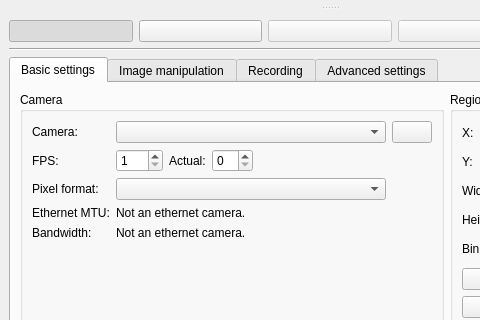
AD-Vega/qarv, file src/mainwindow.ui: the form before one commit; both pictures show x 0 to 480 and y 142 to 462 of the 660 by 631 pixel window.
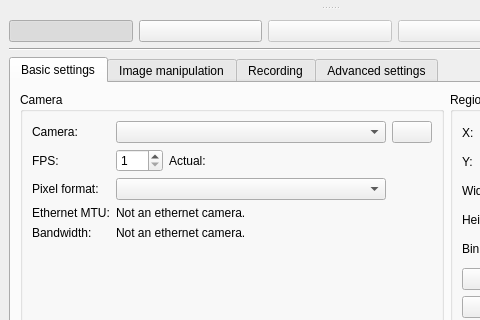
The form after the commit. Icons and pictures are not drawn. Custom widgets are drawn as their Qt base class.

Commit message: Show actual FPS in a label.

Diff of the .ui file:
```diff
--- a/src/mainwindow.ui
+++ b/src/mainwindow.ui
@@ -231,12 +231,16 @@
                <item>
                 <widget class="QLabel" name="label_14">
                  <property name="text">
-                  <string>Actual:</string>
+                  <string>Actual: </string>
                  </property>
                 </widget>
                </item>
                <item>
-                <widget class="QSpinBox" name="actualFPS"/>
+                <widget class="QLabel" name="actualFPS">
+                 <property name="text">
+                  <string/>
+                 </property>
+                </widget>
                </item>
               </layout>
              </item>
```
The commit also changes 1 other file.
